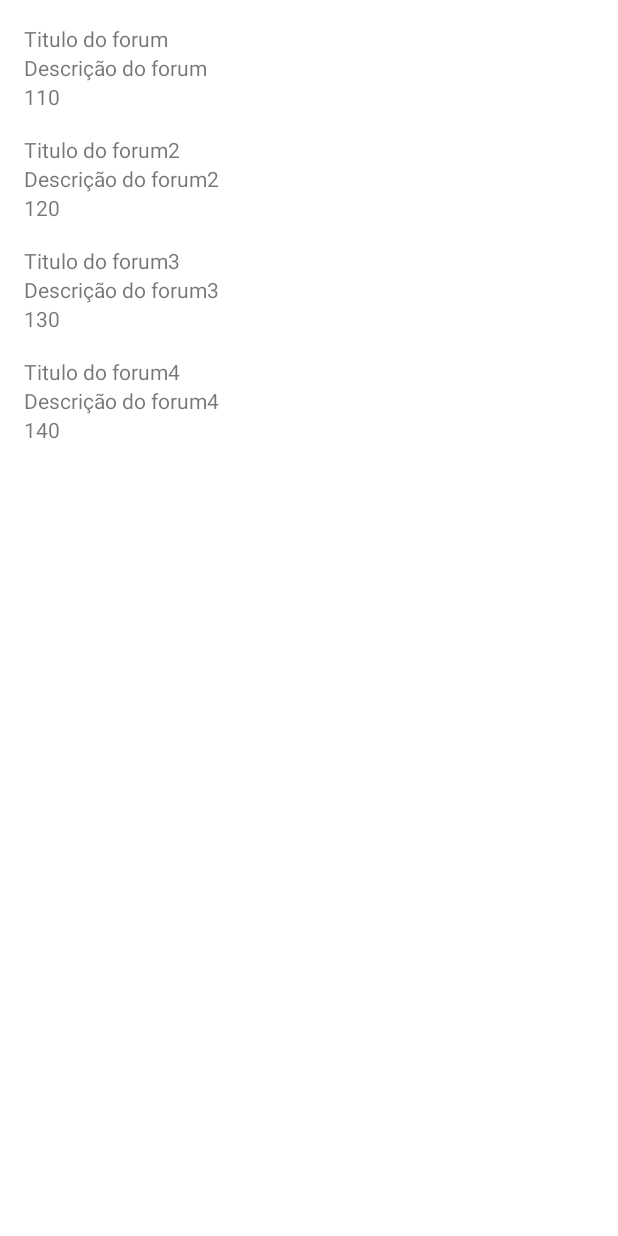
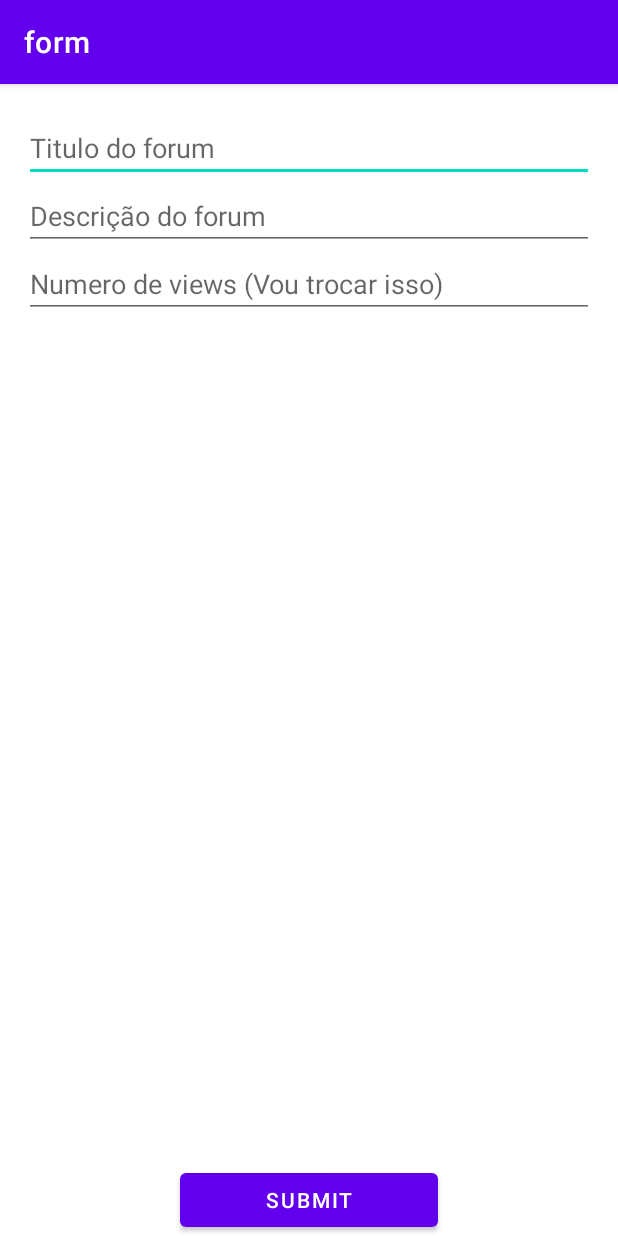
Before and after one commit to LuizP2/O_que_assistir, an Android app: the screen it shows after launch (mainActivity before the commit, form_forum_Activity after it), on a phone screen of 412 x 824 dp. Run offline under Robolectric (Android 15) with nearby library versions, the phone set to English and light mode, and no system bars.

Commit message:
added form to submit new forums

```diff
--- a/app/build.gradle.kts
+++ b/app/build.gradle.kts
@@ -40,6 +40,9 @@ dependencies {
     implementation(libs.androidx.core.ktx)
     implementation(libs.androidx.appcompat)
     implementation(libs.material)
+    implementation(libs.androidx.activity)
+    implementation(libs.androidx.constraintlayout)
+    implementation(libs.androidx.recyclerview)
     testImplementation(libs.junit)
     androidTestImplementation(libs.androidx.junit)
     androidTestImplementation(libs.androidx.espresso.core)
--- /dev/null
+++ b/app/src/main/java/com/example/form/UI/form_forum_Activity.kt
@@ -0,0 +1,47 @@
+package com.example.form.UI
+
+
+import android.os.Bundle
+import android.util.Log
+import android.widget.Button
+import android.widget.EditText
+import androidx.appcompat.app.AppCompatActivity
+import com.example.form.R
+import com.example.form.models.forum
+import java.math.BigDecimal
+
+class form_forum_Activity :
+    AppCompatActivity(R.layout.activity_form_forum) {
+    override fun onCreate(savedInstanceState: Bundle?) {
+        super.onCreate(savedInstanceState)
+
+        val submit = findViewById<Button>(R.id.submit_button)
+        submit.setOnClickListener {
+
+            val tituloform = findViewById<EditText>(R.id.tituloform)
+            val titulo = tituloform.text.toString()
+
+            val descricaoform = findViewById<EditText>(R.id.descricaoform)
+            val descricao = descricaoform.text.toString()
+
+            val viewsform = findViewById<EditText>(R.id.viewsform)
+            val views = if(viewsform.text.toString().isBlank()) {
+                BigDecimal.ZERO
+            } else {
+                BigDecimal(viewsform.text.toString())
+            }
+
+            val exemploforum = forum(
+                titulo = titulo,
+                descricao = descricao,
+                views = views
+            )
+
+            Log.i("form_forum_Activity", "onCreate: $exemploforum")
+
+        }
+
+    }
+
+
+}
--- a/app/src/main/java/com/example/form/UI/mainActivity.kt
+++ b/app/src/main/java/com/example/form/UI/mainActivity.kt
@@ -3,40 +3,23 @@ package com.example.form.UI
 import android.app.Activity
 import android.os.Bundle
 import android.widget.TextView
+import androidx.appcompat.app.AppCompatActivity
 import androidx.recyclerview.widget.LinearLayoutManager
 import androidx.recyclerview.widget.RecyclerView
 import com.example.form.R
 import com.example.form.adapters.listarforumsAdapter
 import com.example.form.models.forum
 
-class mainActivity: Activity() {
+class mainActivity:
+    AppCompatActivity(R.layout.activity_main) {
+
     override fun onCreate(savedInstanceState: Bundle?) {
         super.onCreate(savedInstanceState)
-        setContentView(R.layout.activity_main)
 
         val objForum = findViewById<RecyclerView>(R.id.forumObj)
 
         objForum.adapter = listarforumsAdapter(context = this, forms = listOf(
-            forum(
-                titulo = "Titulo do forum",
-                descricao = "Descrição do forum",
-                views = 110
-            ),
-            forum(
-                titulo = "Titulo do forum2",
-                descricao = "Descrição do forum2",
-                views = 120
-            ),
-            forum(
-                titulo = "Titulo do forum3",
-                descricao = "Descrição do forum3",
-                views = 130
-            ),
-            forum(
-                titulo = "Titulo do forum4",
-                descricao = "Descrição do forum4",
-                views = 140
-            )
+
 
         ))
         objForum.layoutManager = LinearLayoutManager(this)
--- a/app/src/main/java/com/example/form/models/forum.kt
+++ b/app/src/main/java/com/example/form/models/forum.kt
@@ -1,7 +1,9 @@
 package com.example.form.models
+
+import java.math.BigDecimal
 
 data class forum (
     val titulo: String,
     val descricao: String,
-    val views: Int
+    val views: BigDecimal
 )
--- /dev/null
+++ b/app/src/main/res/layout/activity_form_forum.xml
@@ -0,0 +1,62 @@
+<?xml version="1.0" encoding="utf-8"?>
+<ScrollView
+    xmlns:android="http://schemas.android.com/apk/res/android"
+    xmlns:app="http://schemas.android.com/apk/res-auto"
+    xmlns:tools="http://schemas.android.com/tools"
+    android:layout_height="match_parent"
+    android:layout_width="match_parent"
+    android:fillViewport="true">
+
+<androidx.constraintlayout.widget.ConstraintLayout
+    android:id="@+id/main"
+    android:layout_width="match_parent"
+    android:layout_height="wrap_content"
+    tools:context=".UI.form_forum_Activity">
+
+    <EditText
+        android:id="@+id/tituloform"
+        android:layout_width="0dp"
+        android:layout_height="wrap_content"
+        android:layout_marginTop="20dp"
+        android:layout_marginHorizontal="16dp"
+        android:inputType="text"
+        android:hint="Titulo do forum"
+        app:layout_constraintStart_toStartOf="parent"
+        app:layout_constraintTop_toTopOf="parent"
+        app:layout_constraintEnd_toEndOf="parent"/>
+    <EditText
+        android:id="@+id/descricaoform"
+        android:layout_width="0dp"
+        android:layout_height="wrap_content"
+        android:layout_marginHorizontal="16dp"
+        android:inputType="text"
+        android:hint="Descrição do forum"
+        app:layout_constraintStart_toStartOf="parent"
+        app:layout_constraintTop_toBottomOf="@id/tituloform"
+        app:layout_constraintEnd_toEndOf="parent"/>
+    <EditText
+
+        android:id="@+id/viewsform"
+        android:layout_width="0dp"
+        android:layout_height="wrap_content"
+        android:layout_marginHorizontal="16dp"
+        android:inputType="numberDecimal"
+        android:hint="Numero de views (Vou trocar isso)"
+        app:layout_constraintStart_toStartOf="parent"
+        app:layout_constraintTop_toBottomOf="@id/descricaoform"
+        app:layout_constraintEnd_toEndOf="parent"/>
+
+    <Button
+        android:id="@+id/submit_button"
+        android:layout_width="0dp"
+        android:layout_height="wrap_content"
+        android:layout_marginHorizontal="120dp"
+        app:layout_constraintVertical_bias="1"
+        android:text="Submit"
+        app:layout_constraintBottom_toBottomOf="parent"
+        app:layout_constraintEnd_toEndOf="parent"
+        app:layout_constraintStart_toStartOf="parent"
+        app:layout_constraintTop_toBottomOf="@+id/viewsform" />
+
+</androidx.constraintlayout.widget.ConstraintLayout>
+</ScrollView>
```
Also changed, not shown: app/src/main/AndroidManifest.xml (+11 -1 lines), app/src/main/res/layout/forum_item.xml (+10 -4 lines), gradle/libs.versions.toml (+9 -1 lines), gradle/wrapper/gradle-wrapper.properties.
